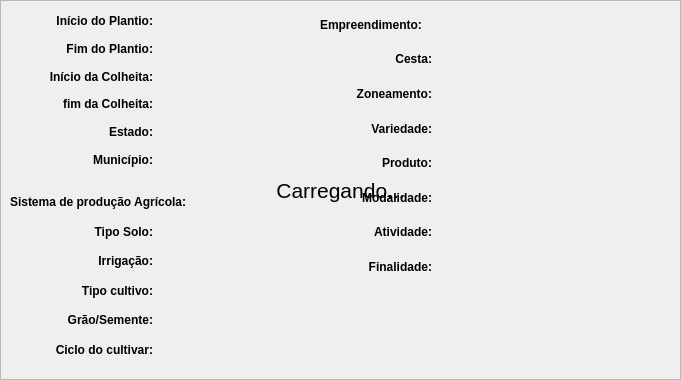
The window that pop/interface/detail/detail_dialog.ui (DolphinDatabase/POP-QGisPlugin) describes before a commit, drawn with Qt 5.
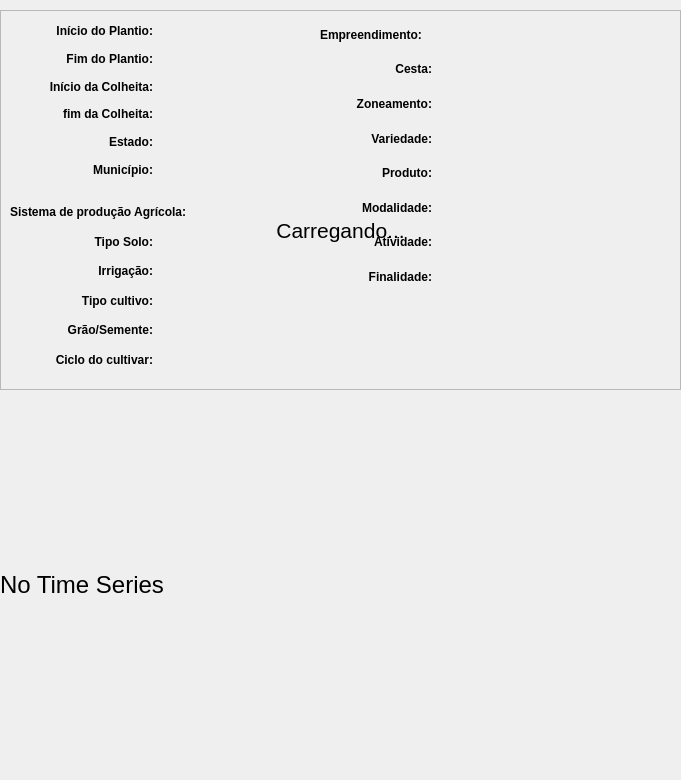
The same window after the commit.

Commit message: POP-63 add time-series

The edit to the form file:
```diff
--- a/pop/interface/detail/detail_dialog.ui
+++ b/pop/interface/detail/detail_dialog.ui
@@ -10,19 +10,19 @@
     <x>0</x>
     <y>0</y>
     <width>681</width>
-    <height>380</height>
+    <height>780</height>
    </rect>
   </property>
   <property name="minimumSize">
    <size>
     <width>681</width>
-    <height>380</height>
+    <height>780</height>
    </size>
   </property>
   <property name="maximumSize">
    <size>
     <width>681</width>
-    <height>380</height>
+    <height>780</height>
    </size>
   </property>
   <property name="windowTitle">
@@ -34,19 +34,19 @@
      <x>0</x>
      <y>0</y>
      <width>681</width>
-     <height>380</height>
+     <height>460</height>
     </rect>
    </property>
    <property name="minimumSize">
     <size>
      <width>681</width>
-     <height>380</height>
+     <height>460</height>
     </size>
    </property>
    <property name="maximumSize">
     <size>
      <width>530</width>
-     <height>380</height>
+     <height>460</height>
     </size>
    </property>
    <property name="font">
@@ -65,7 +65,7 @@
    <property name="geometry">
     <rect>
      <x>0</x>
-     <y>0</y>
+     <y>10</y>
      <width>681</width>
      <height>380</height>
     </rect>
@@ -88,6 +88,9 @@
    <property name="frameShadow">
     <enum>QFrame::Raised</enum>
    </property>
+   <property name="lineWidth">
+    <number>0</number>
+   </property>
    <widget class="QWidget" name="gridLayoutWidget_4">
     <property name="geometry">
      <rect>
@@ -571,6 +574,38 @@
     </layout>
    </widget>
   </widget>
+  <widget class="QLabel" name="lbl_message_time_series">
+   <property name="geometry">
+    <rect>
+     <x>0</x>
+     <y>400</y>
+     <width>681</width>
+     <height>369</height>
+    </rect>
+   </property>
+   <property name="font">
+    <font>
+     <pointsize>18</pointsize>
+    </font>
+   </property>
+   <property name="lineWidth">
+    <number>0</number>
+   </property>
+   <property name="text">
+    <string>No Time Series</string>
+   </property>
+  </widget>
+  <widget class="QWidget" name="verticalLayoutWidget">
+   <property name="geometry">
+    <rect>
+     <x>0</x>
+     <y>400</y>
+     <width>681</width>
+     <height>371</height>
+    </rect>
+   </property>
+   <layout class="QVBoxLayout" name="lytChart"/>
+  </widget>
  </widget>
  <resources/>
  <connections/>
```
The commit also changes 3 other files.
